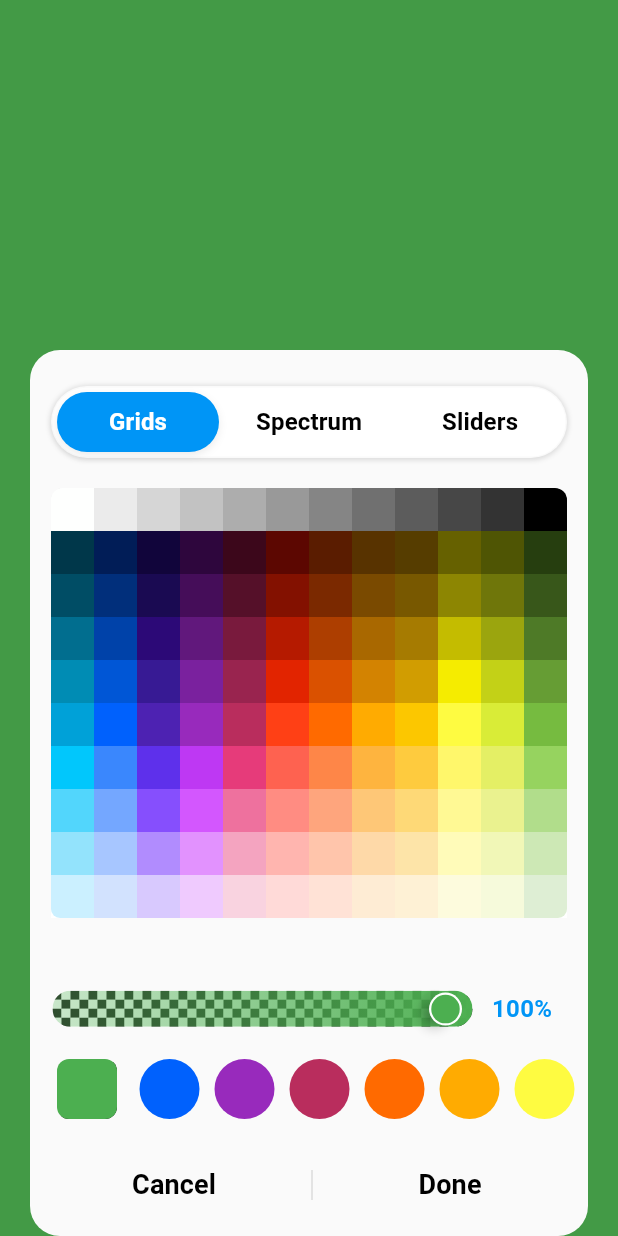
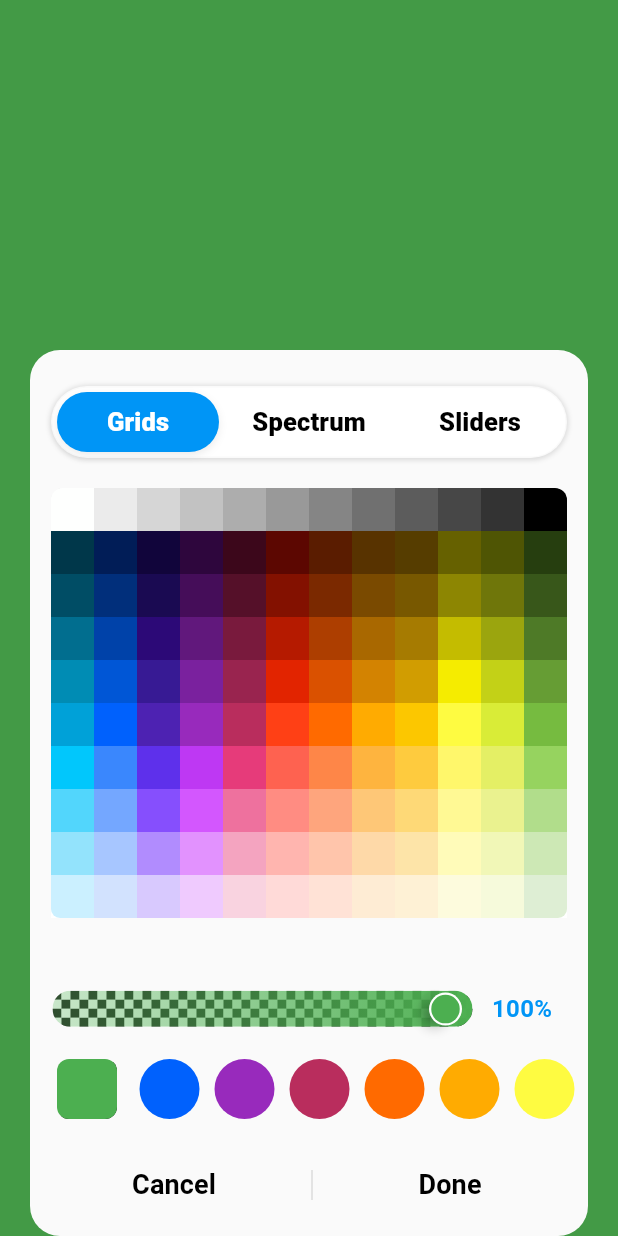
Before and after one commit to yunisrajabi/ios_color_picker, a Flutter app: the screen it shows after launch, after a tap on "Custom iOS for all", on a phone screen of 412 x 824 dp. Run offline on Flutter 3.47's test engine with Material 3 defaults, Android fonts, the phone set to English and light mode, and no system bars; our stand-ins replace plugin_platform_interface, shared_preferences, toastification; missing offline and left inert: super_tooltip; Roboto replaces fonts that are missing (Anaheim).

Commit message:
change size of text in tab

```diff
--- a/lib/custom_picker/pickers_selector_row.dart
+++ b/lib/custom_picker/pickers_selector_row.dart
@@ -151,13 +151,13 @@ class _PickersSelectorTabViewState extends State<PickersSelectorTabView>
             ),
             labelStyle: const TextStyle(
               fontFamily: 'Anaheim',
-              fontSize: 16,
-              fontWeight: FontWeight.w600,
+              fontSize: 17,
+              fontWeight: FontWeight.w800,
             ),
             unselectedLabelStyle: const TextStyle(
               fontFamily: 'Anaheim',
-              fontSize: 16,
-              fontWeight: FontWeight.w600,
+              fontSize: 17,
+              fontWeight: FontWeight.w800,
             ),
             labelColor: Colors.white,
             unselectedLabelColor: isLight ? Colors.black : Colors.white,
```
